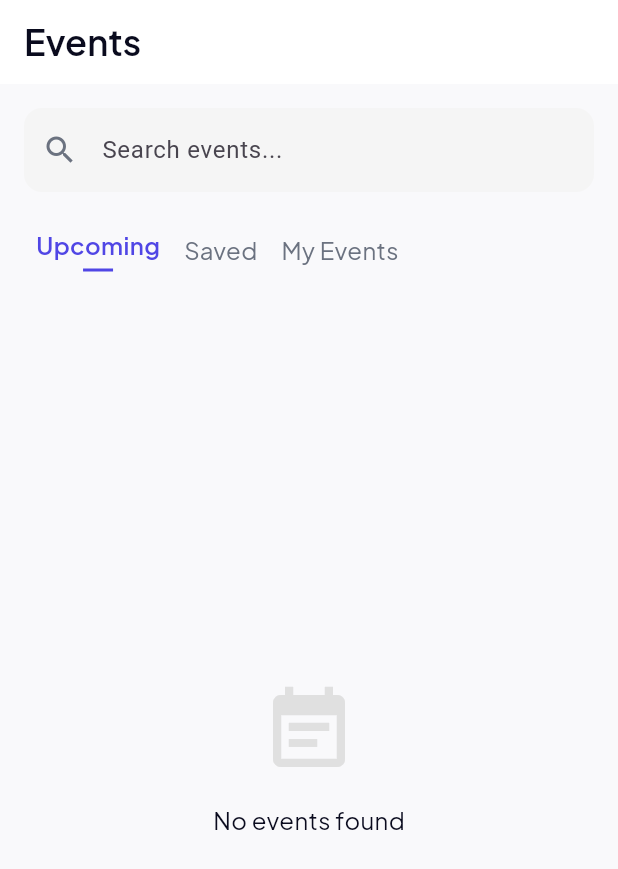
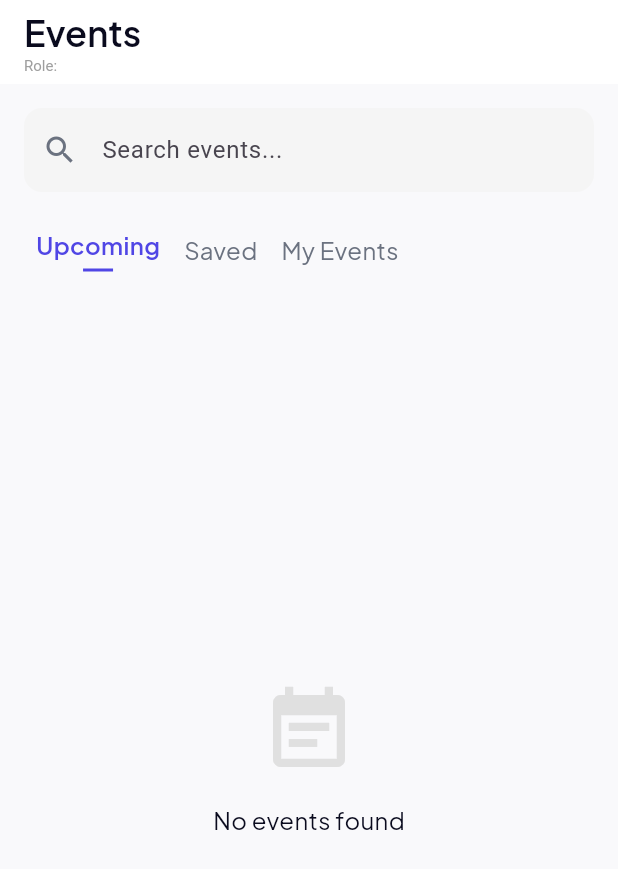
Before and after one commit to itxabs/CollabBot, a Flutter app: the _EventsContent screen opened directly, on a phone screen of 412 x 824 dp. Shown: the top 869 px of the screen. Run offline on Flutter 3.47's test engine with Material 3 defaults, Android fonts, the phone set to English and light mode, and no system bars; our stand-ins replace google_fonts, smooth_page_indicator, supabase_flutter; accounts and stored records are empty; statements that could not run were skipped.

Commit message:
Implement role-based event creation, fixed navigation flow, and standardized SQL time formats

```diff
--- a/lib/data/models/user_model.dart
+++ b/lib/data/models/user_model.dart
@@ -3,8 +3,7 @@ class UserModel {
   final String userEmail;
   final String name;
   final String role;
-  final double rating;
-  final DateTime dob;
+  final DateTime? dob;
   final DateTime createdAt;
 
   UserModel({
@@ -12,31 +11,28 @@ class UserModel {
     required this.userEmail,
     required this.name,
     required this.role,
-    required this.rating,
-    required this.dob,
+    this.dob,
     required this.createdAt,
   });
 
   factory UserModel.fromMap(Map<String, dynamic> json) {
     return UserModel(
-      userId: json['user_id'] as String,
-      userEmail: json['user_email'] as String,
-      name: json['name'] as String,
+      userId: json['id'] as String,
+      userEmail: json['email'] as String,
+      name: json['full_name'] as String,
       role: json['role'] as String,
-      rating: (json['rating'] as num).toDouble(),
-      dob: DateTime.parse(json['dob']),
+      dob: json['dob'] != null ? DateTime.parse(json['dob']) : null,
       createdAt: DateTime.parse(json['created_at']),
     );
   }
 
   Map<String, dynamic> toMap() {
     return {
-      'user_id': userId,
-      'user_email': userEmail,
-      'name': name,
+      'id': userId,
+      'email': userEmail,
+      'full_name': name,
       'role': role,
-      'rating': rating,
-      'dob': dob.toIso8601String(),
+      'dob': dob?.toIso8601String().split('T')[0],
       'created_at': createdAt.toIso8601String(),
     };
   }
--- a/lib/screens/events/events_screen.dart
+++ b/lib/screens/events/events_screen.dart
@@ -27,14 +27,30 @@ class _EventsContent extends StatelessWidget {
   Widget build(BuildContext context) {
     final viewModel = Provider.of<EventsViewModel>(context);
     final authViewModel = Provider.of<AuthViewModel>(context);
-    final userRole = authViewModel.currentUser?.role.toLowerCase() ?? 'junior';
-    final canCreate = userRole == 'senior' || userRole == 'alumni' || userRole == 'scnior' || userRole == 'almunai';
 
+    // Get role, default to empty if null (this helps diagnose if currentUser is null)
+    final String userRole = authViewModel.currentUser?.role.trim().toLowerCase() ?? 'not_loaded';
+
+    // Explicitly hide for junior, otherwise check for allowed roles
+    final bool canCreate = userRole != 'junior' &&
+                          userRole != 'not_loaded' &&
+                          (userRole == 'senior' ||
+                           userRole == 'alumni' ||
+                           userRole == 'scnior' ||
+                           userRole == 'almunai' ||
+                           userRole == 'almunaii');
 
     return Scaffold(
       backgroundColor: AppColors.background,
       appBar: AppBar(
-        title: Text('Events', style: AppTextStyles.h2),
+        title: Column(
+          crossAxisAlignment: CrossAxisAlignment.start,
+          children: [
+            Text('Events', style: AppTextStyles.h2),
+            Text('Role: ${authViewModel.currentUser?.role ?? "Loading..."}',
+                 style: const TextStyle(fontSize: 10, color: Colors.grey)),
+          ],
+        ),
         backgroundColor: Colors.white,
         elevation: 0,
         centerTitle: false,
@@ -56,6 +72,7 @@ class _EventsContent extends StatelessWidget {
             ),
         ],
       ),
+
       body: Column(
         children: [
           // Search Bar
@@ -257,17 +274,24 @@ class _EventsContent extends StatelessWidget {
                       ScaffoldMessenger.of(context).showSnackBar(const SnackBar(content: Text('Please fill all required fields')));
                       return;
                     }
+                    String formatTime(TimeOfDay time) {
+                      final h = time.hour.toString().padLeft(2, '0');
+                      final m = time.minute.toString().padLeft(2, '0');
+                      return '$h:$m:00';
+                    }
+
                     final event = EventModel(
                       title: titleController.text,
                       category: categoryController.text,
                       description: descController.text,
                       venue: venueController.text,
                       date: selectedDate,
-                      startTime: startTime.format(context),
-                      endTime: endTime.format(context),
+                      startTime: formatTime(startTime),
+                      endTime: formatTime(endTime),
                       creatorId: authViewModel.currentUser?.userId ?? '',
                       creatorName: authViewModel.currentUser?.name,
                     );
+
                     final success = await viewModel.createEvent(event);
                     if (success && context.mounted) {
                       Navigator.pop(context);
```
Also changed, not shown: lib/data/models/event_model.dart (+15 -5 lines), lib/data/services/auth_service.dart (+29 -12 lines), lib/view_model/auth_view_model.dart (+15 -12 lines), lib/view_model/login_view_model.dart (+9 -0 lines), lib/view_model/signup_view_model.dart (+28 -8 lines).
